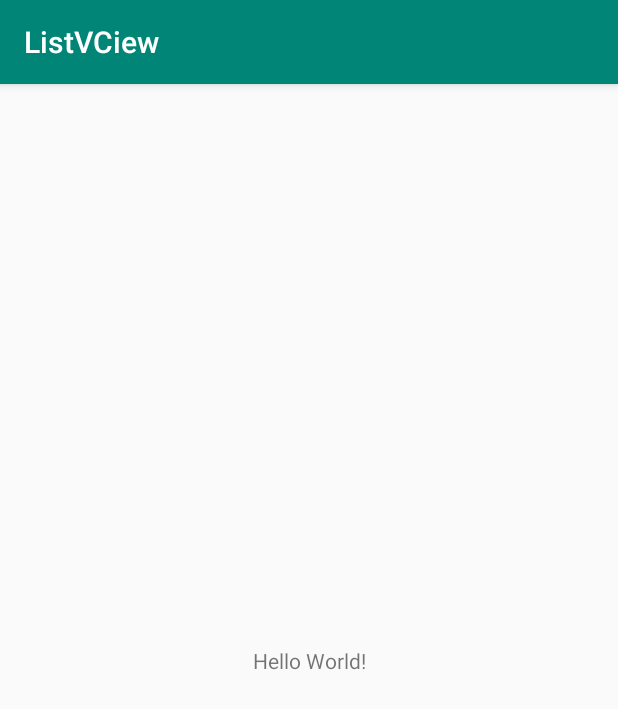
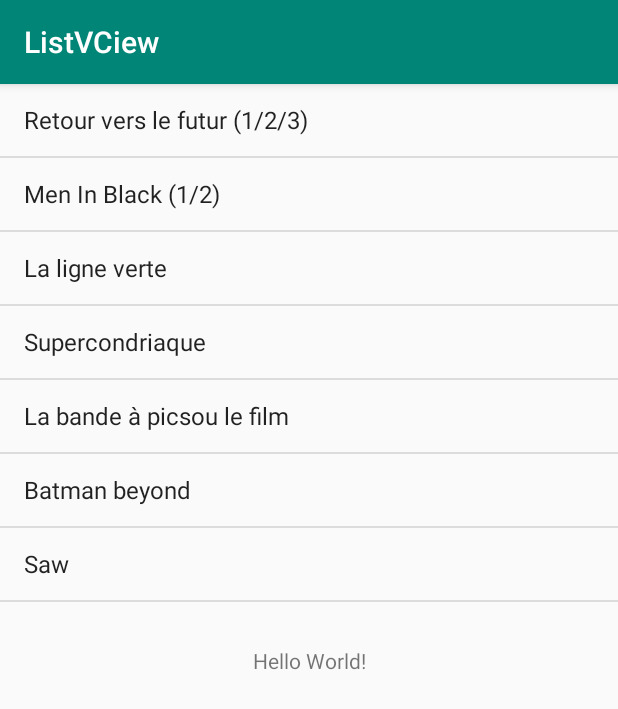
Before and after one commit to Wither87-fr/TP-AS, an Android app: the screen it shows after launch (MainActivity), on a phone screen of 412 x 824 dp. Shown: the top 709 px of the screen. Run offline under Robolectric (Android 15) with nearby library versions, the phone set to English and light mode, and no system bars.

Commit message:
Fin d'heure

```diff
--- a/TP3.2/app/src/main/java/com/example/listvciew/MainActivity.kt
+++ b/TP3.2/app/src/main/java/com/example/listvciew/MainActivity.kt
@@ -2,11 +2,29 @@
 
 import androidx.appcompat.app.AppCompatActivity
 import android.os.Bundle
+import android.widget.ArrayAdapter
+import android.widget.ListView
 
 class MainActivity : AppCompatActivity() {
 
     override fun onCreate(savedInstanceState: Bundle?) {
         super.onCreate(savedInstanceState)
         setContentView(R.layout.activity_main)
+        var filmISaw = arrayOf("Retour vers le futur (1/2/3)",
+            "Men In Black (1/2)",
+            "La ligne verte",
+            "Supercondriaque",
+            "La bande à picsou le film",
+            "Batman beyond",
+            "Saw")
+        var liste : ListView = findViewById(R.id.liste)
+        val adapter : ArrayAdapter<String> = ArrayAdapter(
+            this,
+            android.R.layout.simple_list_item_1,
+            android.R.id.text1,
+            filmISaw
+        )
+
+        liste.adapter = adapter
     }
 }
--- a/TP3.2/app/src/main/res/layout/activity_main.xml
+++ b/TP3.2/app/src/main/res/layout/activity_main.xml
@@ -15,4 +15,13 @@
         app:layout_constraintRight_toRightOf="parent"
         app:layout_constraintTop_toTopOf="parent" />
 
+    <ListView
+        android:id="@+id/liste"
+        android:layout_width="match_parent"
+        android:layout_height="match_parent"
+        app:layout_constraintBottom_toBottomOf="parent"
+        app:layout_constraintLeft_toLeftOf="parent"
+        app:layout_constraintRight_toRightOf="parent"
+        app:layout_constraintTop_toTopOf="parent"/>
+
 </androidx.constraintlayout.widget.ConstraintLayout>
```
